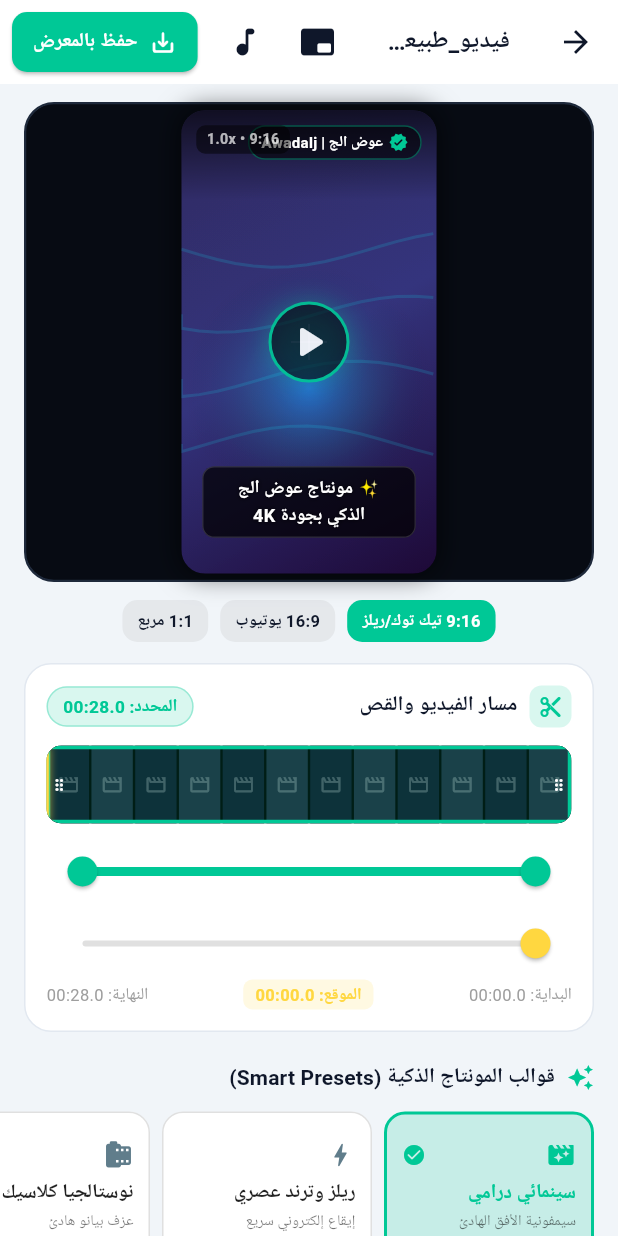
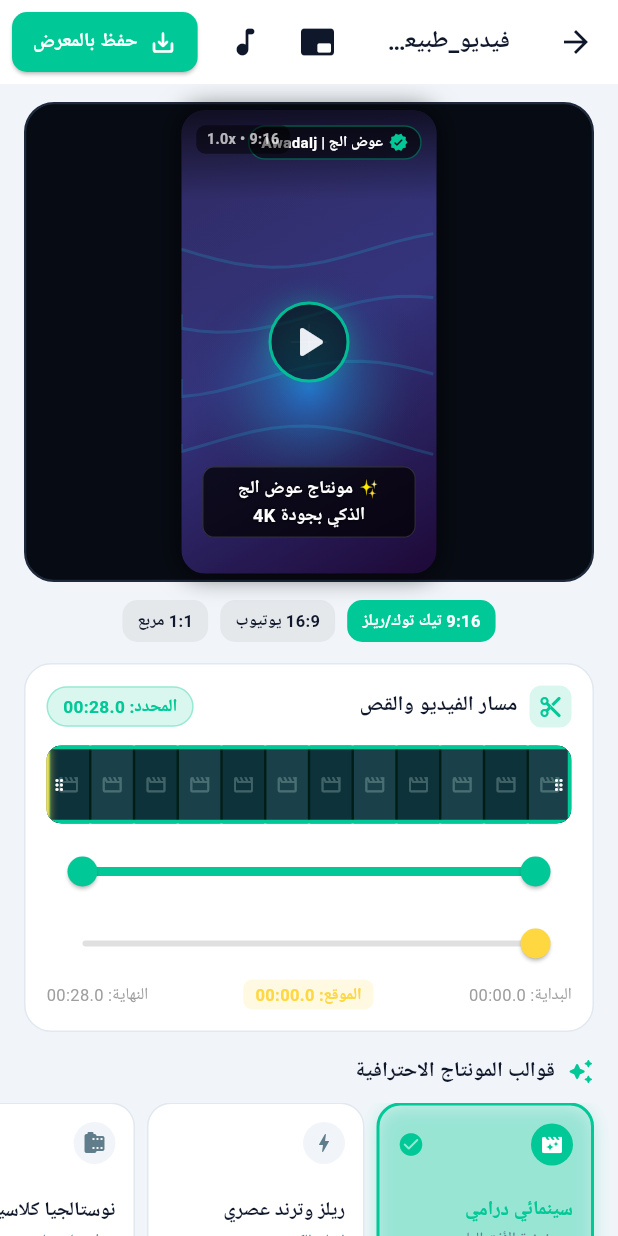
Before and after one commit to alkahlizero564-sudo/Apk-apps, a Flutter app: the screen it shows after launch, after a tap on "تجربة عينة فيديو فورية (بدون رفع)", on a phone screen of 412 x 824 dp. Run offline on Flutter 3.47's test engine with Material 3 defaults, Android fonts, the phone set to English and light mode, and no system bars; our stand-ins replace file_picker, shared_preferences, supabase_flutter; accounts and stored records are empty.

Commit message:
apk apps: awadalj

```diff
--- a/apps/awadalj/lib/widgets/preset_selector.dart
+++ b/apps/awadalj/lib/widgets/preset_selector.dart
@@ -20,13 +20,14 @@ class PresetSelector extends StatelessWidget {
       crossAxisAlignment: CrossAxisAlignment.start,
       children: [
         Padding(
-          padding: const EdgeInsets.symmetric(horizontal: 16, vertical: 4),
+          padding: const EdgeInsets.symmetric(horizontal: 16),
           child: Row(
             children: [
-              const Icon(Icons.auto_awesome, color: Color(0xFF00C896), size: 18),
+              const Icon(Icons.auto_awesome_rounded,
+                  color: Color(0xFF00C896), size: 18),
               const SizedBox(width: 8),
               Text(
-                'قوالب المونتاج الذكية (Smart Presets)',
+                'قوالب المونتاج الاحترافية',
                 style: theme.textTheme.titleSmall?.copyWith(
                   fontWeight: FontWeight.bold,
                 ),
@@ -34,9 +35,9 @@ class PresetSelector extends StatelessWidget {
             ],
           ),
         ),
-        const SizedBox(height: 6),
+        const SizedBox(height: 10),
         SizedBox(
-          height: 104,
+          height: 112,
           child: ListView.builder(
             scrollDirection: Axis.horizontal,
             padding: const EdgeInsets.symmetric(horizontal: 12),
@@ -46,49 +47,78 @@ class PresetSelector extends StatelessWidget {
               final isSelected = preset.id == activePresetId;
 
               return Container(
-                width: 140,
-                margin: const EdgeInsets.symmetric(horizontal: 4, vertical: 2),
+                width: 145,
+                margin: const EdgeInsets.symmetric(horizontal: 4),
                 child: InkWell(
                   onTap: () => onSelectPreset(preset),
-                  borderRadius: BorderRadius.circular(14),
+                  borderRadius: BorderRadius.circular(16),
                   child: AnimatedContainer(
                     duration: const Duration(milliseconds: 200),
-                    padding: const EdgeInsets.all(10),
+                    padding: const EdgeInsets.all(12),
                     decoration: BoxDecoration(
                       color: isSelected
-                          ? const Color(0xFF00C896).withValues(alpha: 0.18)
-                          : (isDark ? const Color(0xFF1E293B) : Colors.white),
-                      borderRadius: BorderRadius.circular(14),
+                          ? const Color(0xFF00C896).withValues(alpha: 0.16)
+                          : (isDark
+                              ? const Color(0xFF151D2F)
+                              : Colors.white),
+                      borderRadius: BorderRadius.circular(16),
                       border: Border.all(
                         color: isSelected
                             ? const Color(0xFF00C896)
-                            : (isDark ? Colors.white12 : Colors.black12),
+                            : (isDark
+                                ? const Color(0xFF1E293B)
+                                : const Color(0xFFE2E8F0)),
                         width: isSelected ? 2 : 1,
                       ),
+                      boxShadow: isSelected
+                          ? [
+                              BoxShadow(
+                                color: const Color(0xFF00C896)
+                                    .withValues(alpha: 0.25),
+                                blurRadius: 10,
+                                offset: const Offset(0, 3),
+                              ),
+                            ]
+                          : null,
                     ),
                     child: Column(
                       crossAxisAlignment: CrossAxisAlignment.start,
-                      mainAxisAlignment: MainAxisAlignment.center,
+                      mainAxisAlignment: MainAxisAlignment.spaceBetween,
                       children: [
                         Row(
                           children: [
-                            Icon(
-                              preset.icon,
-                              size: 20,
+                            Container(
+                              padding: const EdgeInsets.all(6),
+                              decoration: BoxDecoration(
                                 color: isSelected
                                     ? const Color(0xFF00C896)
-                                  : (isDark ? Colors.white70 : Colors.blueGrey),
+                                    : (isDark
+                                        ? const Color(0xFF1E293B)
+                                        : const Color(0xFFF1F5F9)),
+                                shape: BoxShape.circle,
+                              ),
+                              child: Icon(
+                                preset.icon,
+                                size: 16,
+                                color: isSelected
+                                    ? Colors.white
+                                    : (isDark
+                                        ? Colors.white70
+                                        : Colors.blueGrey),
+                              ),
                             ),
                             const Spacer(),
                             if (isSelected)
                               const Icon(
                                 Icons.check_circle_rounded,
-                                size: 16,
+                                size: 18,
                                 color: Color(0xFF00C896),
                               ),
                           ],
                         ),
-                        const SizedBox(height: 6),
+                        Column(
+                          crossAxisAlignment: CrossAxisAlignment.start,
+                          children: [
                             Text(
                               preset.titleAr,
                               maxLines: 1,
@@ -98,7 +128,9 @@ class PresetSelector extends StatelessWidget {
                                 fontWeight: FontWeight.bold,
                                 color: isSelected
                                     ? const Color(0xFF00C896)
-                                : (isDark ? Colors.white : Colors.black87),
+                                    : (isDark
+                                        ? Colors.white
+                                        : const Color(0xFF0F172A)),
                               ),
                             ),
                             const SizedBox(height: 2),
@@ -107,9 +139,13 @@ class PresetSelector extends StatelessWidget {
                               maxLines: 1,
                               overflow: TextOverflow.ellipsis,
                               style: TextStyle(
-                            fontSize: 10,
-                            color: isDark ? Colors.white54 : Colors.black54,
+                                fontSize: 10.5,
+                                color: isDark
+                                    ? Colors.white54
+                                    : Colors.blueGrey,
                               ),
+                            ),
+                          ],
                         ),
                       ],
                     ),
```
Lines whose indentation alone changed are shown as unchanged.
